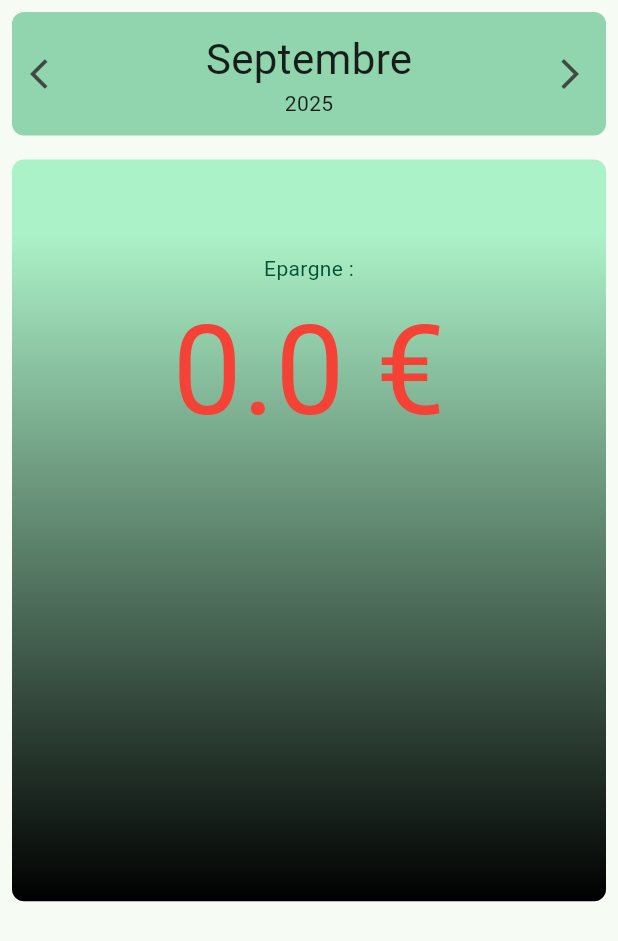
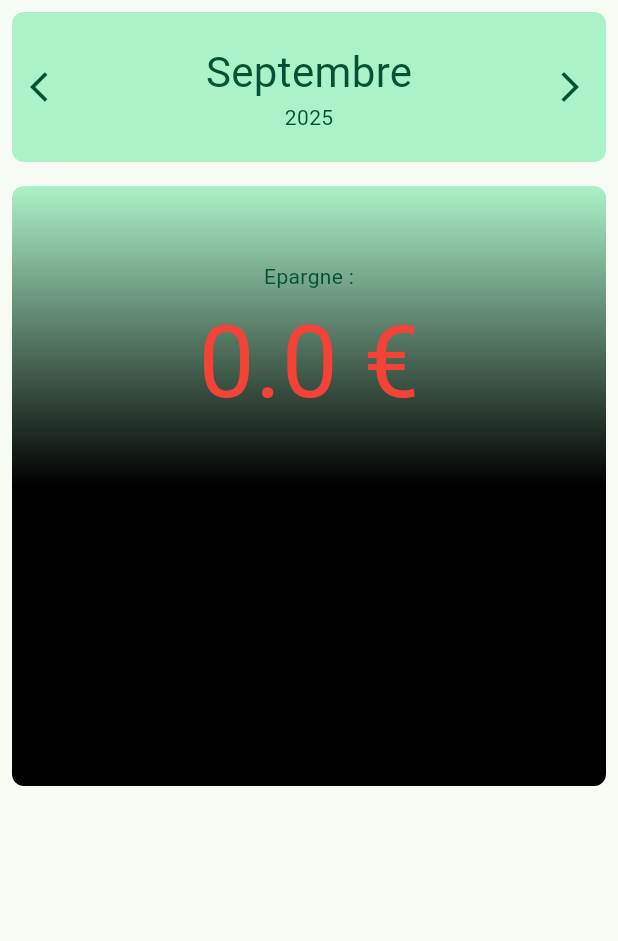
Before and after one commit to SylaneCpn/pense, a Flutter app: the screen it shows after launch, after a tap on the "arrow back ios" icon, on a phone screen of 412 x 824 dp. Shown: the top 941 px of the screen. Run offline on Flutter 3.47's test engine with Material 3 defaults, Android fonts, the phone set to English and light mode, and no system bars; drawn by our look-alikes of dynamic_color.

Commit message:
various changes

```diff
--- /dev/null
+++ b/devtools_options.yaml
@@ -0,0 +1,3 @@
+description: This file stores settings for Dart & Flutter DevTools.
+documentation: https://docs.flutter.dev/tools/devtools/extensions#configure-extension-enablement-states
+extensions:
--- a/lib/logic/app_state.dart
+++ b/lib/logic/app_state.dart
@@ -2,24 +2,27 @@ import 'package:flutter/material.dart';
 import 'package:flutter/scheduler.dart';
 
 class AppState extends ChangeNotifier {
+  static final Color defaultPrimarySeedColor = Colors.greenAccent;
+  static final Color defaultSecondarySeedColor = Colors.blueAccent;
+  static final Color defaultTertiarySeedColor = Colors.deepPurpleAccent;
+  static final avalaibleCurrencies = ['€', '£', '\$'];
+
   late bool isDark;
   String currency = avalaibleCurrencies[0];
-  late  AppColors? customColors;
+  bool trySystemColors = true;
+  bool _canUseSystemColors = false;
+  late AppColors _customColors;
+
+  bool get canUseSystemColors => _canUseSystemColors;
+
 
   AppState() {
     isDark =
         SchedulerBinding.instance.platformDispatcher.platformBrightness ==
         Brightness.dark;
-
-    customColors = generateDefaultAppColor();
-
-
+    _customColors = generateDefaultAppColor();
   }
 
-
-  static final Color defaultPrimarySeedColor = Colors.greenAccent;
-  static final Color defaultSecondarySeedColor = Colors.blueAccent;
-  static final Color defaultTertiarySeedColor = Colors.deepPurpleAccent;
   AppColors generateDefaultAppColor() {
     return AppColors(
       isDark: isDark,
@@ -29,64 +32,80 @@ class AppState extends ChangeNotifier {
     );
   }
 
-  static final avalaibleCurrencies = ['€', '£', '\$'];
-
   void toggleTheme() {
     isDark = !isDark;
-    if (customColors != null) {
-      customColors = AppColors(
-        primarySeed: customColors!.primarySeed,
-        secondarySeed: customColors!.secondarySeed,
-        tertiarySeed: customColors!.tertiarySeed,
+
+    _customColors = AppColors(
+      primarySeed: _customColors.primarySeed,
+      secondarySeed: _customColors.secondarySeed,
+      tertiarySeed: _customColors.tertiarySeed,
     );
+    notifyListeners();
   }
+
+  void toggleDynamicColors() {
+    trySystemColors = !trySystemColors;
     notifyListeners();
   }
 
   Color primaryColor(BuildContext context) {
-    return customColors?.primaryScheme.primary ??
-        Theme.of(context).colorScheme.primary;
+    return trySystemColors && _canUseSystemColors
+        ? Theme.of(context).colorScheme.primary
+        : _customColors.primaryScheme.primary;
   }
 
   Color onPrimaryColor(BuildContext context) {
-    return customColors?.primaryScheme.onPrimary ??
-        Theme.of(context).colorScheme.primary;
+    return trySystemColors && _canUseSystemColors
+        ? Theme.of(context).colorScheme.primary
+        : _customColors.primaryScheme.onPrimary;
   }
 
   Color secondaryColor(BuildContext context) {
-    return customColors?.secondaryScheme.primary ??
-        Theme.of(context).colorScheme.secondary;
+    return trySystemColors && _canUseSystemColors
+        ? Theme.of(context).colorScheme.secondary
+        : _customColors.secondaryScheme.primary;
   }
 
   Color onSecondaryColor(BuildContext context) {
-    return customColors?.secondaryScheme.onPrimary ??
-        Theme.of(context).colorScheme.onSecondary;
+    return trySystemColors && _canUseSystemColors
+        ? Theme.of(context).colorScheme.onSecondary
+        : _customColors.secondaryScheme.onPrimary;
   }
 
   Color tertiaryColor(BuildContext context) {
-    return customColors?.tertiaryScheme.primary ??
-        Theme.of(context).colorScheme.tertiary;
+    return trySystemColors && _canUseSystemColors
+        ? Theme.of(context).colorScheme.tertiary
+        : _customColors.tertiaryScheme.primary;
   }
 
   Color onTertiaryColor(BuildContext context) {
-    return customColors?.tertiaryScheme.onPrimary ??
-        Theme.of(context).colorScheme.onTertiary;
+    return trySystemColors && _canUseSystemColors
+        ? Theme.of(context).colorScheme.onTertiary
+        : _customColors.tertiaryScheme.onPrimary;
   }
 
   Color onPrimaryContainer(BuildContext context) {
-    return customColors?.primaryScheme.onPrimaryContainer ??  Theme.of(context).colorScheme.onPrimaryContainer;
+    return trySystemColors && _canUseSystemColors
+        ? Theme.of(context).colorScheme.onPrimaryContainer
+        : _customColors.primaryScheme.onPrimaryContainer;
   }
 
   Color primaryContainer(BuildContext context) {
-    return customColors?.primaryScheme.primaryContainer ??  Theme.of(context).colorScheme.primaryContainer;
+    return trySystemColors && _canUseSystemColors
+        ? Theme.of(context).colorScheme.primaryContainer
+        : _customColors.primaryScheme.primaryContainer;
   }
 
   Color onSurface(BuildContext context) {
-    return customColors?.primaryScheme.onSurface ?? Theme.of(context).colorScheme.onSurface;
+    return trySystemColors && _canUseSystemColors
+        ? Theme.of(context).colorScheme.onSurface
+        : _customColors.primaryScheme.onSurface;
   }
 
   Color inversePrimary(BuildContext context) {
-    return customColors?.primaryScheme.inversePrimary ?? Theme.of(context).colorScheme.inversePrimary;
+    return trySystemColors && _canUseSystemColors
+        ? Theme.of(context).colorScheme.inversePrimary
+        : _customColors.primaryScheme.inversePrimary;
   }
 
   Color backgroundColor() {
@@ -97,15 +116,22 @@ class AppState extends ChangeNotifier {
     return isDark ? Colors.white70 : Colors.black87;
   }
 
-  ThemeData theme(ColorScheme? lightDynamic, ColorScheme? darkDynamic) {
+
+  ThemeData _theme(ColorScheme? lightDynamic, ColorScheme? darkDynamic) {
     if (lightDynamic == null || darkDynamic == null) {
-      customColors = generateDefaultAppColor();
-      return ThemeData(colorScheme: customColors!.primaryScheme);
+      return ThemeData(colorScheme: _customColors.primaryScheme);
     } else {
       final scheme =
-          customColors?.primaryScheme ?? (isDark ? darkDynamic : lightDynamic);
+          trySystemColors
+              ? (isDark ? darkDynamic : lightDynamic)
+              : _customColors.primaryScheme;
       return ThemeData(colorScheme: scheme);
     }
+  }
+
+  ThemeData theme(ColorScheme? lightDynamic, ColorScheme? darkDynamic) {
+    _canUseSystemColors = (lightDynamic !=  null) && (darkDynamic != null);
+    return _theme(lightDynamic, darkDynamic);
   }
 }
 
--- a/lib/logic/month.dart
+++ b/lib/logic/month.dart
@@ -10,30 +10,26 @@ enum Month {
   september,
   october,
   november,
-  december,
-}
+  december;
 
-extension ToMonth on int {
-  Month toMonth() {
+  @override
+  String toString() {
     return switch (this) {
-      1 => Month.january,
-      2 => Month.febuary,
-      3 => Month.march,
-      4 => Month.april,
-      5 => Month.may,
-      6 => Month.june,
-      7 => Month.july,
-      8 => Month.august,
-      9 => Month.september,
-      10 => Month.october,
-      11 => Month.november,
-      12 => Month.december,
-      _ => throw FormatException('Cannoth get a valid month from $this'),
+      Month.january => "january",
+      Month.febuary => "febuary",
+      Month.march => "march",
+      Month.april => "april",
+      Month.may => "may",
+      Month.june => "june",
+      Month.july => "july",
+      Month.august => "august",
+      Month.september => "september",
+      Month.october => "october",
+      Month.november => "november",
+      Month.december => "december",
     };
   }
-}
 
-extension Utils on Month {
   String toStringFr() {
     return switch (this) {
       Month.january => "Janvier",
@@ -70,33 +66,43 @@ extension Utils on Month {
 
   (Month, int) prev(int year) {
     final monthAsInt = toInt();
-
     // get a value from 0 to 11
     final modulus = monthAsInt - 1;
-
     final prevMonthAsIntModulus = (modulus - 1) % 12;
-
     // get back to a value from 1 to 12
     final prevMonthAsInt = prevMonthAsIntModulus + 1;
-
     final currentYear = prevMonthAsInt == 12 ? year - 1 : year;
-
     return (prevMonthAsInt.toMonth(), currentYear);
   }
 
   (Month, int) next(int year) {
     final monthAsInt = toInt();
-
     // get a value from 0 to 11
     final modulus = monthAsInt - 1;
-
     final nextMonthAsIntModulus = (modulus + 1) % 12;
-
     // get back to a value from 1 to 12
     final nextMonthAsInt = nextMonthAsIntModulus + 1;
-
     final currentYear = nextMonthAsInt == 1 ? year + 1 : year;
-
     return (nextMonthAsInt.toMonth(), currentYear);
   }
 }
+
+extension ToMonth on int {
+  Month toMonth() {
+    return switch (this) {
+      1 => Month.january,
+      2 => Month.febuary,
+      3 => Month.march,
+      4 => Month.april,
+      5 => Month.may,
+      6 => Month.june,
+      7 => Month.july,
+      8 => Month.august,
+      9 => Month.september,
+      10 => Month.october,
+      11 => Month.november,
+      12 => Month.december,
+      _ => throw FormatException('Cannoth get a valid month from $this'),
+    };
+  }
+}
--- a/lib/logic/record.dart
+++ b/lib/logic/record.dart
@@ -6,25 +6,38 @@ import 'package:path_provider/path_provider.dart';
 import 'package:pense/logic/month.dart';
 
 Future<Record> getRecord() async {
+  print("Fetching record");
   final appDir = await getApplicationDocumentsDirectory();
+  print("Got AppDir : ${appDir.path}");
   try {
     final record = await File("${appDir.path}/record.json").readAsString();
+    print("read file : ${appDir.path}/record.json");
     final jsonRecord = await compute(jsonDecode, record);
+    print("Parsed json");
+    print("Record wil be generated from json");
     return Record.fromJson(
       (jsonRecord as List<Object?>).cast<Map<String, Object?>>(),
     );
+
   }
   // file doesn't exist
   catch (e) {
+    print("$e appened : default record");
     return Record(elements: []);
   }
 }
 
 Future<void> storeRecord(Record record) async {
+
+  print("storing record");
   final appDir = await getApplicationDocumentsDirectory();
+  print("Got AppDir : ${appDir.path}");
   final recordAsJson = record.toJson();
+  print("record converted to json");
   final recordAsString = await compute(jsonEncode, recordAsJson);
+  print("record encoded to json");
   await File("${appDir.path}/record.json").writeAsString(recordAsString);
+  print("file written to : ${appDir.path}/record.json");
 }
 
 class Record extends ChangeNotifier {
@@ -103,7 +116,7 @@ class RecordElement {
 
   Map<String, dynamic> toJson() {
     return {
-      'month': month,
+      'month': month.toString(),
       'year': year,
       'expenses': expenses.map((expense) => expense.toJson()).toList(),
       'incomes': incomes.map((income) => income.toJson()).toList(),
--- a/lib/ui/body.dart
+++ b/lib/ui/body.dart
@@ -11,8 +11,7 @@ class Body extends StatefulWidget {
   State<Body> createState() => _BodyState();
 }
 
-class _BodyState extends State<Body> {
-
+class _BodyState extends State<Body> with WidgetsBindingObserver {
   Record? record;
 
   @override
@@ -23,24 +22,34 @@ class _BodyState extends State<Body> {
       });
     });
     super.initState();
+    WidgetsBinding.instance.addObserver(this);
   }
-
 
   @override
   void dispose() {
     if (record != null) storeRecord(record!);
+    WidgetsBinding.instance.removeObserver(this);
     super.dispose();
   }
 
   @override
+  void didChangeAppLifecycleState(AppLifecycleState state) {
+    if (state == AppLifecycleState.paused || state == AppLifecycleState.inactive) {
+      if (record != null) storeRecord(record!);
+    }
+    super.didChangeAppLifecycleState(state);
+  }
+
+  @override
   Widget build(BuildContext context) {
+    final body =
+        (record != null)
+            ? ChangeNotifierProvider(
+              create: (context) => record!,
+              child: MainPage(),
+            )
+            : ProcessingRecord();
 
-    final body = (record != null) ? ChangeNotifierProvider(create: (context) => record! , child: MainPage(),) : ProcessingRecord();
-
-    return SafeArea(
-      child: Scaffold(
-        body: body,
-      ),
-    );
+    return SafeArea(child: Scaffold(body: body));
   }
 }
--- a/lib/ui/main_page/date_banner.dart
+++ b/lib/ui/main_page/date_banner.dart
@@ -20,13 +20,13 @@ class DateBanner extends StatelessWidget {
      return Padding(
        padding: const EdgeInsets.all(8.0),
        child: Container(
-        decoration: BoxDecoration( color: appState.inversePrimary(context),borderRadius: BorderRadius.circular(8.0)),
+        decoration: BoxDecoration( color: appState.primaryContainer(context),borderRadius: BorderRadius.circular(8.0)),
          child: SizedBox(
           height: height,
            child: Row(
             mainAxisAlignment: MainAxisAlignment.spaceEvenly,
              children: [
-              IconButton(onPressed: prevMonthCallback, icon: Icon(Icons.arrow_back_ios)),
+              IconButton(onPressed: prevMonthCallback, icon: Icon(Icons.arrow_back_ios , color: appState.onPrimaryContainer(context),)),
                Expanded(
                  child: Align(
                   alignment: Alignment.center,
@@ -36,19 +36,19 @@ class DateBanner extends StatelessWidget {
                        Text(
                          style: TextStyle(
                           fontSize: 28.0,
-                          color: appState.onSurface(context)),
+                          color: appState.onPrimaryContainer(context)),
                          month.toStringFr()),
 
                          Text(
                          style: TextStyle(
                           fontSize: 14.0,
-                          color: appState.onSurface(context)),
+                          color: appState.onPrimaryContainer(context)),
                          year.toString() ),
                      ],
                    ),
                  ),
                ),
-               IconButton(onPressed: nextMonthCallback, icon: Icon(Icons.arrow_forward_ios)),
+               IconButton(onPressed: nextMonthCallback, icon: Icon(Icons.arrow_forward_ios , color : appState.onPrimaryContainer(context))),
              ],
            ),
          ),
--- a/lib/ui/main_page/main_page.dart
+++ b/lib/ui/main_page/main_page.dart
@@ -38,7 +38,7 @@ class _MainPageState extends State<MainPage> {
           child: Column(
             children: [
               DateBanner(
-                height: constraints.maxHeight * 0.1,
+                height: 100.0,
                 month: month,
                 year: year,
                 prevMonthCallback: toPrevMonth,
@@ -47,7 +47,7 @@ class _MainPageState extends State<MainPage> {
               SumBanner(
                 month: month,
                 year: year,
-                height: constraints.maxHeight * 0.6,
+                height: 400.0,
                 width: constraints.maxWidth,
               ),
             ],
--- a/lib/ui/main_page/sum_banner.dart
+++ b/lib/ui/main_page/sum_banner.dart
@@ -20,16 +20,17 @@ class SumBanner extends StatelessWidget {
     required this.height,
   });
 
-  Decoration containerDecoration(BuildContext context , AppState appState) {
+  Decoration containerDecoration(BuildContext context, AppState appState) {
     return BoxDecoration(
       borderRadius: BorderRadius.circular(8.0),
       gradient: LinearGradient(
         begin: Alignment.topCenter,
         end: Alignment.bottomCenter,
         colors: [appState.primaryContainer(context), Colors.black],
-      stops: [0.1,1]
+        stops: [0.0, 0.5],
       ),
-  );}
+    );
+  }
 
   @override
   Widget build(BuildContext context) {
@@ -45,13 +46,21 @@ class SumBanner extends StatelessWidget {
         height: height,
         width: width,
         child: Container(
-          decoration: containerDecoration(context,appState ),
+          decoration: containerDecoration(context, appState),
           child: Padding(
             padding: const EdgeInsets.all(8.0),
             child: Column(
               mainAxisSize: MainAxisSize.max,
               children: [
                 Epargne(sum: sum, height: height * 0.5, width: width),
+                Expanded(
+                  child: Row(
+                    children: [
+                      Expanded(child: TopSources(categories: currentElement.incomes , label: "Vos sources de revenus principales :",)),
+                      Expanded(child: TopSources(categories: currentElement.expenses, label : "Vos dépenses principales :")),
+                    ],
+                  ),
+                ),
               ],
             ),
           ),
@@ -88,18 +97,13 @@ class Epargne extends StatelessWidget {
         mainAxisAlignment: MainAxisAlignment.center,
         children: [
           Text(
-            style: TextStyle(
-              color: appState.onPrimaryContainer(context),
-            ),
+            style: TextStyle(color: appState.onPrimaryContainer(context)),
             "Epargne :",
           ),
           Text(
             style: TextStyle(
               fontSize: height / 3,
-              color: sumColor(
-                sum,
-                appState.onPrimaryContainer(context),
-              ),
+              color: sumColor(sum, appState.onPrimaryContainer(context)),
             ),
             "$sum ${appState.currency}",
           ),
@@ -108,3 +112,17 @@ class Epargne extends StatelessWidget {
     );
   }
 }
+
+class TopSources extends StatelessWidget {
+  final List<rc.Category> categories;
+  final String label;
+
+  const TopSources({super.key, required this.categories , required this.label});
+
+  @override
+  Widget build(BuildContext context) {
+    return
+
+    Column();
+  }
+}
--- a/lib/ui/processing_record.dart
+++ b/lib/ui/processing_record.dart
@@ -10,7 +10,10 @@ class ProcessingRecord extends StatelessWidget {
         mainAxisSize: MainAxisSize.min,
         children: [
           CircularProgressIndicator(),
-          Text("En attente de traitement des données"),
+          Padding(
+            padding: const EdgeInsets.all(8.0),
+            child: Text("En attente de traitement des données..."),
+          ),
         ],
       ),
     );
--- a/lib/ui/theme_provider.dart
+++ b/lib/ui/theme_provider.dart
@@ -18,7 +18,7 @@ class ThemeProvider extends StatelessWidget {
           (lightDynamic, darkDynamic) => MaterialApp(
             title: 'Pense',
             theme: appState.theme(lightDynamic, darkDynamic),
-            home: const Body(),
+            home: Body(),
           ),
     );
   }
```
Lines whose indentation alone changed are shown as unchanged.
